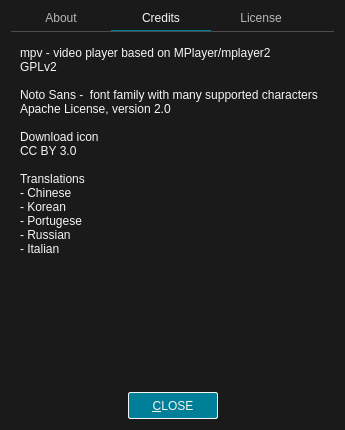
This is src/ui/aboutdialog.ui in u8sand/Baka-MPlayer as Qt 5 draws it before an edit. The edited form follows.
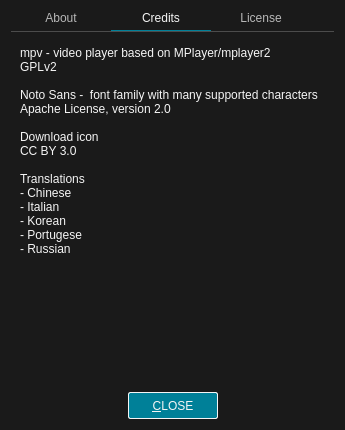
This is the edited form. The open tabs and pages were chosen to show the change. Icons and pictures are not drawn.

Commit message: aboutdialog.ui: minor fix to translation credits

What changed in the file:
```diff
--- a/src/ui/aboutdialog.ui
+++ b/src/ui/aboutdialog.ui
@@ -224,10 +224,10 @@
 
 Translations
 - Chinese &lt;amazingfate, Antares95&gt;
+- Italian &lt;Aloysius&gt;
 - Korean &lt;godly-devotion&gt;
 - Portugese &lt;u8sand&gt;
-- Russian &lt;suhr&gt;
-- Italian &lt;Aloysius</string>
+- Russian &lt;suhr&gt;</string>
          </property>
         </widget>
        </item>
```
The commit also changes 1 other file.
